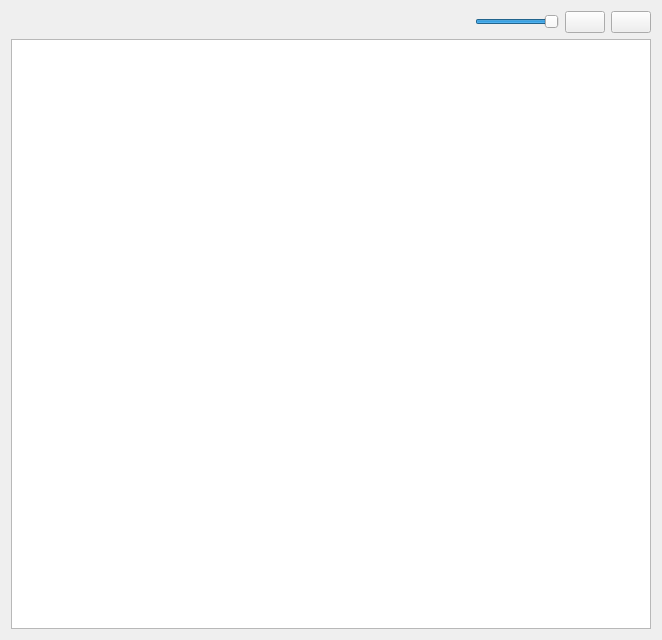
Above: Tools/EditorFramework/Assets/AssetBrowser.ui from ezEngine/ezEngine before the change. Below: the same form after it.
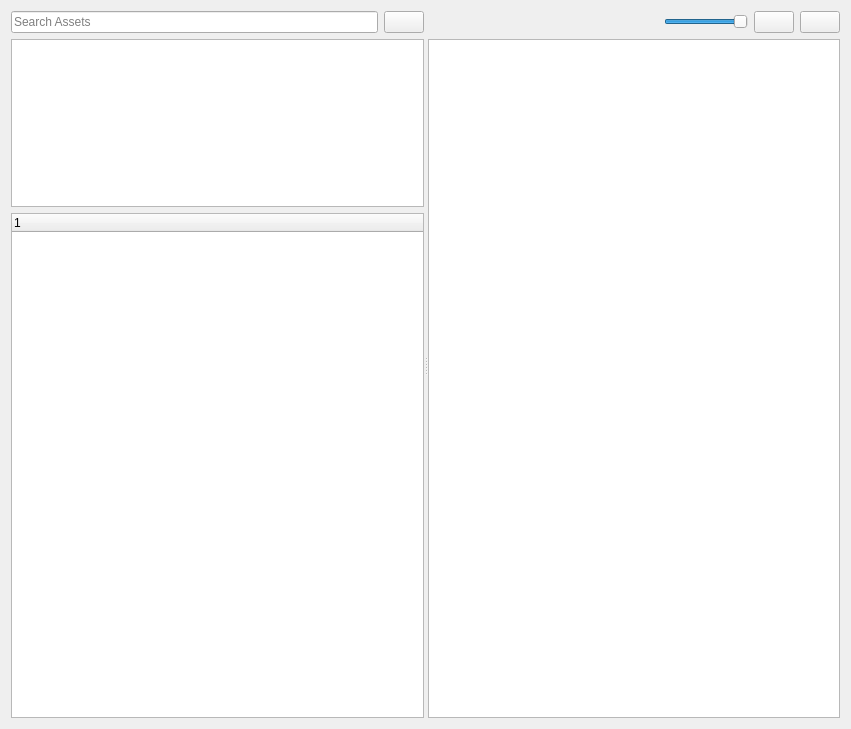
That is the form after the change. Icons and pictures are not drawn. Custom widgets are drawn as their Qt base class.

Commit message: More asset browser work  * text filter (asset path)  * prepared browser for type and folder filters  * type icons

What changed in the file:
```diff
--- a/Tools/EditorFramework/Assets/AssetBrowser.ui
+++ b/Tools/EditorFramework/Assets/AssetBrowser.ui
@@ -6,14 +6,68 @@
    <rect>
     <x>0</x>
     <y>0</y>
-    <width>662</width>
-    <height>640</height>
+    <width>851</width>
+    <height>729</height>
    </rect>
   </property>
   <property name="windowTitle">
    <string>Form</string>
   </property>
-  <layout class="QVBoxLayout" name="RootLayout">
+  <layout class="QHBoxLayout" name="RootLayout" stretch="0">
+   <item>
+    <widget class="QSplitter" name="splitter">
+     <property name="sizePolicy">
+      <sizepolicy hsizetype="Expanding" vsizetype="Preferred">
+       <horstretch>0</horstretch>
+       <verstretch>0</verstretch>
+      </sizepolicy>
+     </property>
+     <property name="orientation">
+      <enum>Qt::Horizontal</enum>
+     </property>
+     <property name="childrenCollapsible">
+      <bool>false</bool>
+     </property>
+     <widget class="QWidget" name="">
+      <layout class="QVBoxLayout" name="verticalLayout" stretch="0,1,3">
+       <item>
+        <layout class="QHBoxLayout" name="horizontalLayout">
+         <item>
+          <widget class="QLineEdit" name="LineSearchFilter">
+           <property name="placeholderText">
+            <string>Search Assets</string>
+           </property>
+          </widget>
+         </item>
+         <item>
+          <widget class="QPushButton" name="ButtonClearSearch">
+           <property name="text">
+            <string/>
+           </property>
+           <property name="icon">
+            <iconset resource="../../../Code/Tools/GuiFoundation/QtResources/resources.qrc">
+             <normaloff>:/GuiFoundation/Icons/Delete16.png</normaloff>:/GuiFoundation/Icons/Delete16.png</iconset>
+           </property>
+          </widget>
+         </item>
+        </layout>
+       </item>
+       <item>
+        <widget class="QListWidget" name="ListTypeFilter"/>
+       </item>
+       <item>
+        <widget class="QTreeWidget" name="TreeFolderFilter">
+         <column>
+          <property name="text">
+           <string notr="true">1</string>
+          </property>
+         </column>
+        </widget>
+       </item>
+      </layout>
+     </widget>
+     <widget class="QWidget" name="">
+      <layout class="QVBoxLayout" name="verticalLayout_2" stretch="0,0">
    <item>
     <layout class="QHBoxLayout" name="ToolBarLayout">
      <item>
@@ -92,6 +146,10 @@
    </item>
    <item>
     <widget class="ezAssetCuratorView" name="ListAssets"/>
+       </item>
+      </layout>
+     </widget>
+    </widget>
    </item>
   </layout>
  </widget>
```
Lines whose indentation alone changed are shown as unchanged. The commit also changes 21 other files.
